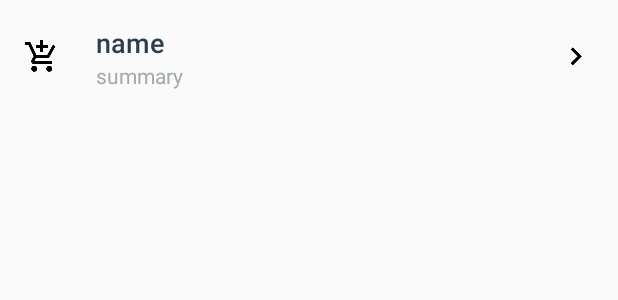
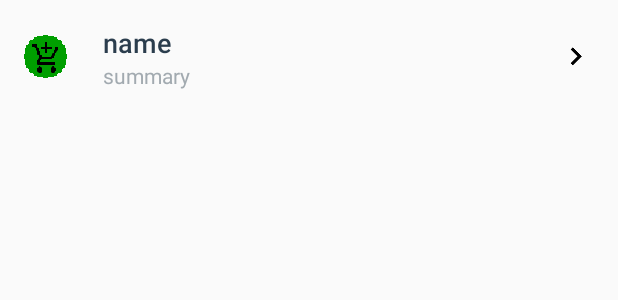
Before and after one commit to paulvermette1/InventoryTrack, an Android app: the layout list_item.xml on its own in the app's theme, with its tools: preview values and no code run, on a phone screen of 412 x 824 dp. Shown: the top 300 px of the screen. Run offline under Robolectric (Android 15) with nearby library versions, the phone set to English and light mode, and no system bars.

Commit message:
Add green background for shopping cart

```diff
--- a/app/src/main/res/layout/list_item.xml
+++ b/app/src/main/res/layout/list_item.xml
@@ -14,7 +14,7 @@
         android:layout_height="wrap_content"
         android:layout_gravity="center_vertical"
         android:clickable="true"
-        android:src="@drawable/ic_add_shopping_cart_black_24dp"/>
+        android:src="@drawable/ic_add_shopping_cart_green_24dp"/>
 
     <RelativeLayout
         android:id="@+id/product_click_zone"
```
Also changed, not shown: app/src/main/res/drawable-hdpi/ic_add_shopping_cart_green_24dp.png (added), app/src/main/res/drawable-mdpi/ic_add_shopping_cart_green_24dp.png (added), app/src/main/res/drawable-mdpi/ic_add_shopping_cart_green_28dp.png (added), app/src/main/res/drawable-xhdpi/ic_add_shopping_cart_green_24dp.png (added), app/src/main/res/drawable-xxhdpi/ic_add_shopping_cart_green_24dp.png (added), app/src/main/res/drawable-xxxhdpi/ic_add_shopping_cart_green_24dp.png (added).
